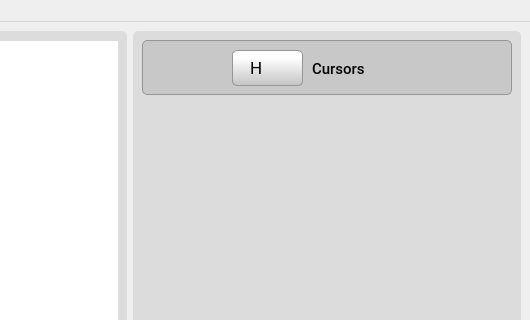
First picture: the form in src/software-qt/EMBO/window_la.ui, repository parezj/EMBO, before the edit; both pictures show x 714 to 1244 and y 0 to 320 of the 1244 by 653 pixel window.
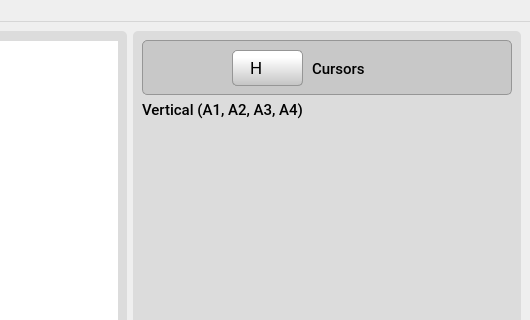
Second picture: the form after the edit. Icons and pictures are not drawn. Custom widgets are drawn as their Qt base class.

Diff of the .ui file:
```diff
--- a/src/software-qt/EMBO/window_la.ui
+++ b/src/software-qt/EMBO/window_la.ui
@@ -587,6 +587,19 @@
            </widget>
           </widget>
          </item>
+         <item>
+          <widget class="QLabel" name="label_pins">
+           <property name="font">
+            <font>
+             <family>Roboto Medium</family>
+             <pointsize>11</pointsize>
+            </font>
+           </property>
+           <property name="text">
+            <string>Vertical (A1, A2, A3, A4)</string>
+           </property>
+          </widget>
+         </item>
          <item>
           <spacer name="verticalSpacer_4">
            <property name="orientation">
```
